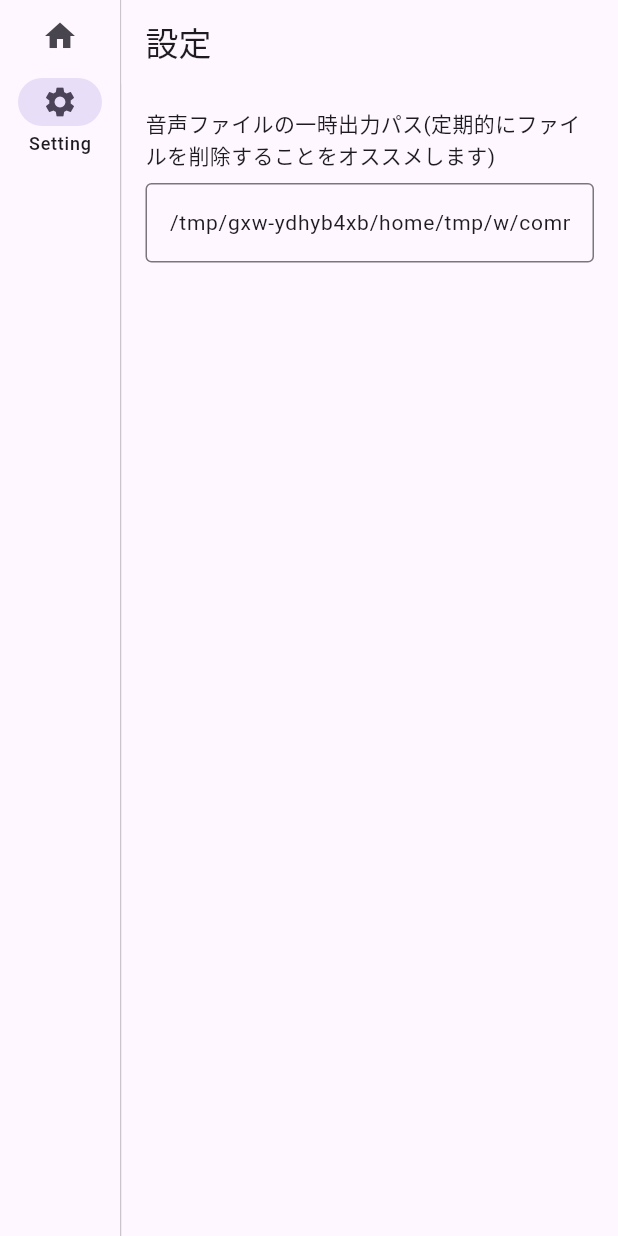
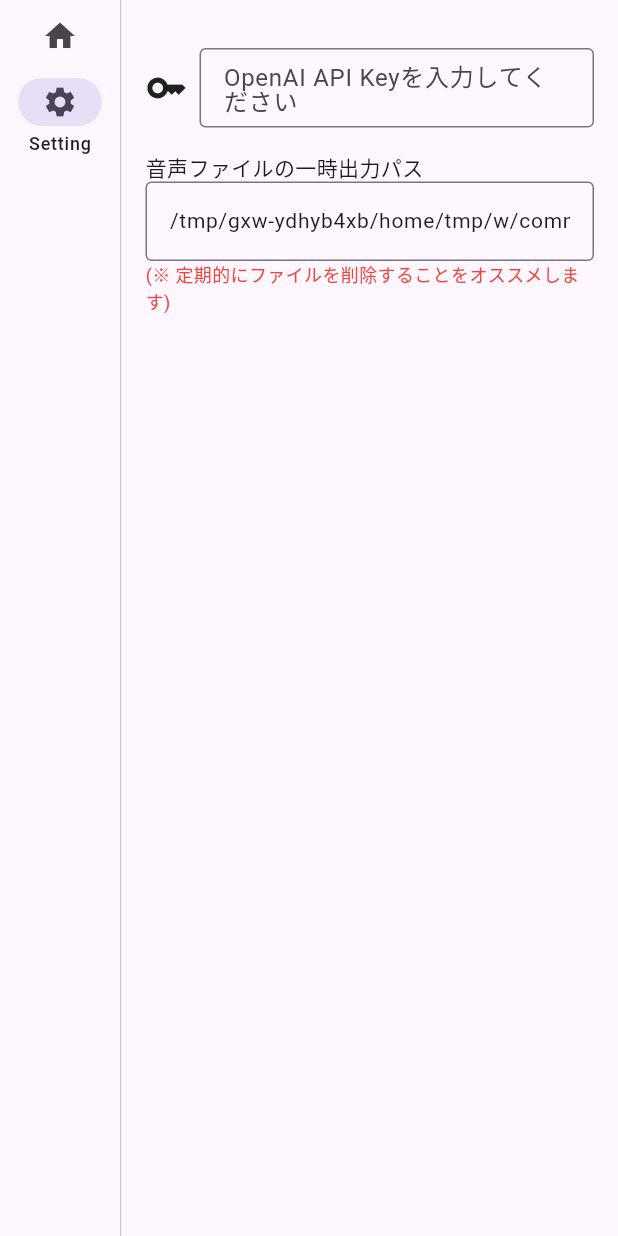
Before and after one commit to hotdrop/record-to-text, a Flutter app: the screen it shows after launch, after a tap on "Setting", on a phone screen of 412 x 824 dp. Run offline on Flutter 3.47's test engine with Material 3 defaults, Android fonts, the phone set to English and light mode, and no system bars; our stand-ins replace flutter_riverpod, logger; missing offline and left inert: record.

Commit message:
今回はPageの対となるControllerを作らないのでパッケージを細かいPageごとに分けずuiパッケージの直下に置くように修正

```diff
--- a/lib/main.dart
+++ b/lib/main.dart
@@ -42,9 +42,6 @@ class _ViewOnLoading extends StatelessWidget {
   @override
   Widget build(BuildContext context) {
     return Scaffold(
-      appBar: AppBar(
-        title: const Text('Talk Recorder'),
-      ),
       body: Center(
         child: errorMessage == null
             ? const CircularProgressIndicator()
--- a/lib/providers/app_setting_provider.dart
+++ b/lib/providers/app_setting_provider.dart
@@ -3,12 +3,18 @@ import 'package:intl/intl.dart';
 import 'package:path_provider/path_provider.dart';
 import 'package:path/path.dart' as path;
 
+///
+/// このFutureProviderでアプリに必要な初期処理を行う
+///
 final appInitFutureProvider = FutureProvider((ref) async {
-  // ここでアプリに必要な初期処理を行う
   final cacheDir = await getApplicationCacheDirectory();
+  // TODO 前回のアプリ設定情報を取得する
   await ref.read(appSettingNotifierProvider.notifier).refresh(cacheDirPath: cacheDir.path);
 });
 
+///
+/// アプリ設定情報を管理するNotifierProvider
+///
 final appSettingNotifierProvider = NotifierProvider<AppSettingNotifer, AppSettings>(AppSettingNotifer.new);
 
 class AppSettingNotifer extends Notifier<AppSettings> {
@@ -17,29 +23,40 @@ class AppSettingNotifer extends Notifier<AppSettings> {
     return const AppSettings();
   }
 
-  Future<void> refresh({required String cacheDirPath}) async {
-    state = state.copyWith(cacheDirPath: cacheDirPath);
+  void setApiKey(String value) {
+    state = state.copyWith(apiKey: value);
+  }
+
+  void setDivideSoundMinutes(int value) {
+    state = state.copyWith(divideSoundMinutes: value);
+  }
+
+  Future<void> refresh({
+    String? apiKey,
+    required String cacheDirPath,
+    int? divideSoundMinutes,
+  }) async {
+    state = state.copyWith(apiKey: apiKey, cacheDirPath: cacheDirPath, divideSoundMinutes: divideSoundMinutes);
   }
 }
 
 class AppSettings {
   const AppSettings({
+    this.apiKey = '',
     this.cacheDirPath = '',
-    this.audioExtension = 'm4a',
+    this.audioExtension = 'm4a', // 複数プラットフォーム対応する場合は拡張子を可変にする
     this.divideSoundMinutes = 1,
-    this.audioChannel = 2,
   });
 
+  // OpenAI API Key
+  final String apiKey;
   // 一時出力する音声データファイルのディレクトリパス
   final String cacheDirPath;
   // 一時出力する音声データファイルの拡張子
   final String audioExtension;
   // 録音データの分割分数（1か5か10にする
   final int divideSoundMinutes;
-  // オーディオ音源のチャネル。numChannelはデフォルト2
-  final int audioChannel;
 
-  // TODO API Key
   // TODO フィラー除去のプロンプト
   // TODO 統合時のContext長
 
@@ -49,8 +66,9 @@ class AppSettings {
     return path.join(cacheDirPath, fileName);
   }
 
-  AppSettings copyWith({String? cacheDirPath, String? audioExtension, int? divideSoundMinutes}) {
+  AppSettings copyWith({String? apiKey, String? cacheDirPath, String? audioExtension, int? divideSoundMinutes}) {
     return AppSettings(
+      apiKey: apiKey ?? this.apiKey,
       cacheDirPath: cacheDirPath ?? this.cacheDirPath,
       audioExtension: audioExtension ?? this.audioExtension,
       divideSoundMinutes: divideSoundMinutes ?? this.divideSoundMinutes,
--- a/lib/providers/record_provider.dart
+++ b/lib/providers/record_provider.dart
@@ -1,7 +1,5 @@
 import 'dart:async';
-
 import 'package:flutter_riverpod/flutter_riverpod.dart';
-
 import 'package:realtime_talk/common/app_logger.dart';
 import 'package:realtime_talk/providers/app_setting_provider.dart';
 import 'package:realtime_talk/providers/record_files_provider.dart';
@@ -27,7 +25,7 @@ class RecordNotifier extends Notifier<AudioRecorder> {
     try {
       if (await state.hasPermission()) {
         final appSetting = ref.read(appSettingNotifierProvider);
-        final config = RecordConfig(encoder: AudioEncoder.aacLc, numChannels: appSetting.audioChannel);
+        const config = RecordConfig(encoder: AudioEncoder.aacLc);
         // 初回録音を実行し、以降は一定間隔で録音データを管理する
         ref.read(timerProvider.notifier).start();
         await state.start(config, path: appSetting.createSoundFilePath());
--- /dev/null
+++ b/lib/ui/app_setting_page.dart
@@ -0,0 +1,83 @@
+import 'package:flutter/material.dart';
+import 'package:flutter_riverpod/flutter_riverpod.dart';
+import 'package:realtime_talk/providers/app_setting_provider.dart';
+
+class AppSettingPage extends StatelessWidget {
+  const AppSettingPage({super.key});
+
+  @override
+  Widget build(BuildContext context) {
+    return const Scaffold(
+      body: Padding(
+        padding: EdgeInsets.all(16),
+        child: Column(
+          crossAxisAlignment: CrossAxisAlignment.start,
+          children: [
+            SizedBox(height: 16),
+            _TextFieldApiKey(),
+            SizedBox(height: 16),
+            _TextFieldCacheDirPath(),
+            SizedBox(height: 16),
+          ],
+        ),
+      ),
+    );
+  }
+}
+
+class _TextFieldApiKey extends ConsumerWidget {
+  const _TextFieldApiKey();
+
+  @override
+  Widget build(BuildContext context, WidgetRef ref) {
+    return Row(
+      crossAxisAlignment: CrossAxisAlignment.center,
+      children: [
+        const Icon(Icons.key, size: 28),
+        const SizedBox(width: 8),
+        Flexible(
+          child: TextFormField(
+            decoration: const InputDecoration(
+              border: OutlineInputBorder(),
+              label: Text('OpenAI API Keyを入力してください'),
+              counterText: '',
+            ),
+            style: const TextStyle(fontSize: 14),
+            initialValue: ref.watch(appSettingNotifierProvider).apiKey,
+            maxLength: 100,
+            onChanged: (String? value) {
+              if (value != null) {
+                ref.read(appSettingNotifierProvider.notifier).setApiKey(value);
+              }
+            },
+          ),
+        ),
+      ],
+    );
+  }
+}
+
+class _TextFieldCacheDirPath extends ConsumerWidget {
+  const _TextFieldCacheDirPath();
+
+  @override
+  Widget build(BuildContext context, WidgetRef ref) {
+    final path = ref.watch(appSettingNotifierProvider.select((value) => value.cacheDirPath));
+    return Column(
+      crossAxisAlignment: CrossAxisAlignment.start,
+      children: [
+        const Text('音声ファイルの一時出力パス'),
+        TextField(
+          decoration: const InputDecoration(
+            border: OutlineInputBorder(),
+            counterText: '',
+          ),
+          style: const TextStyle(fontSize: 14),
+          controller: TextEditingController(text: path),
+          readOnly: true,
+        ),
+        const Text('(※ 定期的にファイルを削除することをオススメします)', style: TextStyle(color: Colors.red, fontSize: 12)),
+      ],
+    );
+  }
+}
--- a/lib/ui/appsetting/app_setting_page.dart
+++ /dev/null
@@ -1,44 +0,0 @@
-import 'package:flutter/material.dart';
-import 'package:flutter_riverpod/flutter_riverpod.dart';
-import 'package:realtime_talk/providers/app_setting_provider.dart';
-
-class AppSettingPage extends StatelessWidget {
-  const AppSettingPage({super.key});
-
-  @override
-  Widget build(BuildContext context) {
-    return Scaffold(
-      appBar: AppBar(
-        title: const Text('設定'),
-      ),
-      body: Padding(
-        padding: const EdgeInsets.all(16),
-        child: Column(
-          crossAxisAlignment: CrossAxisAlignment.start,
-          children: [
-            const Text('音声ファイルの一時出力パス(定期的にファイルを削除することをオススメします)'),
-            const SizedBox(height: 8),
-            _ViewCacheDirPath(),
-            const SizedBox(height: 8),
-          ],
-        ),
-      ),
-    );
-  }
-}
-
-class _ViewCacheDirPath extends ConsumerWidget {
-  @override
-  Widget build(BuildContext context, WidgetRef ref) {
-    final path = ref.watch(appSettingNotifierProvider.select((value) => value.cacheDirPath));
-    return TextField(
-      decoration: const InputDecoration(
-        border: OutlineInputBorder(),
-        counterText: '',
-      ),
-      style: const TextStyle(fontSize: 14),
-      controller: TextEditingController(text: path),
-      readOnly: true,
-    );
-  }
-}
--- a/lib/ui/base_menu.dart
+++ b/lib/ui/base_menu.dart
@@ -1,6 +1,6 @@
 import 'package:flutter/material.dart';
-import 'package:realtime_talk/ui/appsetting/app_setting_page.dart';
-import 'package:realtime_talk/ui/home/home_page.dart';
+import 'package:realtime_talk/ui/app_setting_page.dart';
+import 'package:realtime_talk/ui/home_page.dart';
 
 class BaseMenu extends StatefulWidget {
   const BaseMenu({super.key});
--- a/lib/ui/home/home_page.dart
+++ b/lib/ui/home_page.dart
@@ -3,7 +3,7 @@ import 'package:flutter_riverpod/flutter_riverpod.dart';
 import 'package:realtime_talk/providers/record_provider.dart';
 import 'package:realtime_talk/providers/record_files_provider.dart';
 import 'package:realtime_talk/providers/timer_provider.dart';
-import 'package:realtime_talk/ui/home/row_record_data.dart';
+import 'package:realtime_talk/ui/widgets/row_record_data.dart';
 
 class HomePage extends StatelessWidget {
   const HomePage({super.key});
@@ -135,7 +135,7 @@ class _RecordDetailLayout extends ConsumerWidget {
         child: Column(
           crossAxisAlignment: CrossAxisAlignment.start,
           children: [
-            Text('ファイル名: ${selectFile?.fileName() ?? ''}'),
+            Text('選択ファイル名: ${selectFile?.fileName() ?? ''}'),
             const Divider(),
             Flexible(
               child: SingleChildScrollView(
--- a/pubspec.yaml
+++ b/pubspec.yaml
@@ -16,9 +16,6 @@ dependencies:
   # design
   flutter_riverpod: ^2.4.10
   riverpod_annotation: ^2.3.4
-
-  # ui
-  cupertino_icons: ^1.0.6
 
   # media
   record: ^5.0.4
```
Also changed, not shown: lib/ui/widgets/row_record_data.dart (renamed from lib/ui/home/row_record_data.dart), pubspec.lock.
